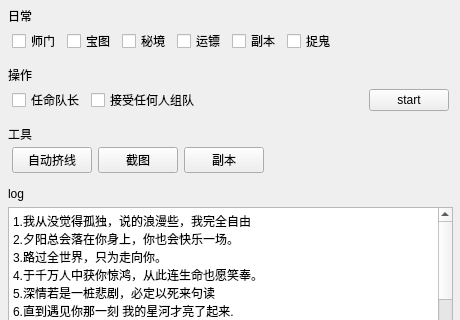
This is pygm/views/tabContent.ui in rrrrrs/py_game as Qt 5 draws it before an edit; both pictures show x 0 to 460 and y 93 to 413 of the 460 by 541 pixel window. The edited form follows.
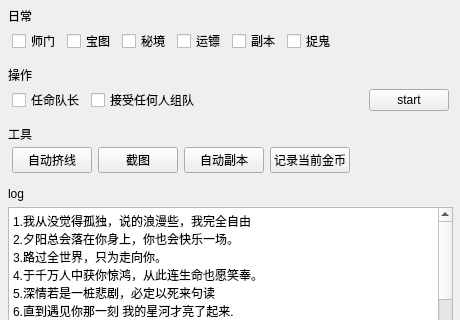
This is the edited form. Icons and pictures are not drawn.

Commit message: 新增依赖文件，金币统计

The edit to the form file:
```diff
--- a/pygm/views/tabContent.ui
+++ b/pygm/views/tabContent.ui
@@ -360,7 +360,14 @@
         <item>
          <widget class="QPushButton" name="tool_btn_3">
           <property name="text">
-           <string>副本</string>
+           <string>自动副本</string>
+          </property>
+         </widget>
+        </item>
+        <item>
+         <widget class="QPushButton" name="tool_btn_4">
+          <property name="text">
+           <string>记录当前金币</string>
           </property>
          </widget>
         </item>
```
The commit also changes 9 other files.
